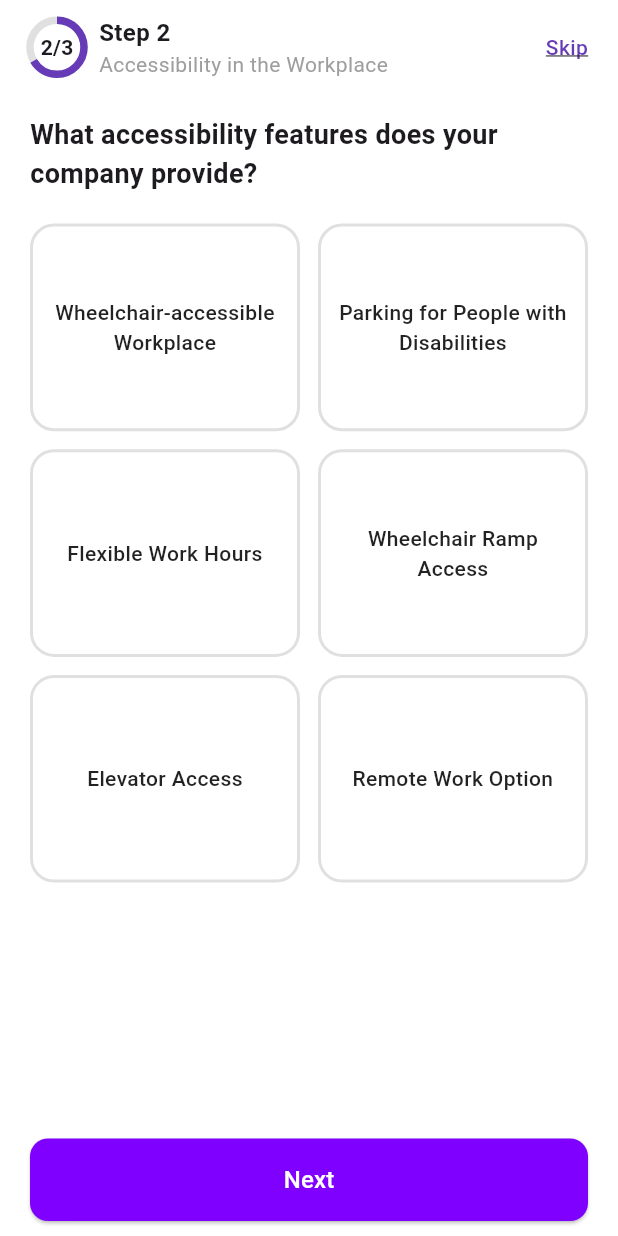
After one commit to emankhidr/B2W, a Flutter app: the AccessibilityStep screen opened directly, on a phone screen of 412 x 824 dp. The commit adds this screen. Run offline on Flutter 3.47's test engine with Material 3 defaults, Android fonts, the phone set to English and light mode, and no system bars; our stand-ins replace file_picker, flutter_bloc, flutter_otp_text_field, flutter_screenutil, font_awesome_flutter, google_fonts and 1 more; missing offline and left inert: syncfusion_flutter_pdfviewer.

Commit message:
new commit

```diff
--- /dev/null
+++ b/lib/features/company_profile/accessabilty_workplace.dart
@@ -0,0 +1,127 @@
+import 'package:flutter/material.dart';
+
+import 'add_employee.dart';
+
+class AccessibilityStep extends StatefulWidget {
+  const AccessibilityStep({super.key});
+
+  @override
+  State<AccessibilityStep> createState() => _AccessibilityStepState();
+}
+
+class _AccessibilityStepState extends State<AccessibilityStep> {
+  final List<String> features = [
+    "Wheelchair-accessible Workplace",
+    "Parking for People with Disabilities",
+    "Flexible Work Hours",
+    "Wheelchair Ramp Access",
+    "Elevator Access",
+    "Remote Work Option"
+  ];
+
+  final List<String> selectedFeatures = [];
+
+  @override
+  Widget build(BuildContext context) {
+    return Scaffold(
+      backgroundColor: Colors.white,
+      body: SafeArea(
+        child: Padding(
+          padding: const EdgeInsets.symmetric(horizontal: 20, vertical: 10),
+          child: Column(
+            crossAxisAlignment: CrossAxisAlignment.start,
+            children: [
+              Row(
+                mainAxisAlignment: MainAxisAlignment.spaceBetween,
+                children: [
+                  Row(
+                    children: [
+                      Stack(
+                        alignment: Alignment.center,
+                        children: [
+                          CircularProgressIndicator(
+                            value: 2 / 3,
+                            strokeWidth: 5,
+                            backgroundColor: Colors.grey.shade300,
+                            valueColor: const AlwaysStoppedAnimation<Color>(Colors.deepPurple),
+                          ),
+                          const Text("2/3", style: TextStyle(fontWeight: FontWeight.bold)),
+                        ],
+                      ),
+                      const SizedBox(width: 10),
+                      Column(
+                        crossAxisAlignment: CrossAxisAlignment.start,
+                        children: const [
+                          Text("Step 2", style: TextStyle(fontSize: 16, fontWeight: FontWeight.w600)),
+                          SizedBox(width: 4),
+                          Text("Accessibility in the Workplace", style: TextStyle(color: Colors.grey)),
+                        ],
+                      ),
+                    ],
+                  ),
+                  const Text("Skip", style: TextStyle(decoration: TextDecoration.underline, color: Colors.deepPurple, fontWeight: FontWeight.w500)),
+                ],
+              ),
+              const SizedBox(height: 24),
+              const Text("What accessibility features does your company provide?", style: TextStyle(fontSize: 18, fontWeight: FontWeight.w600)),
+              const SizedBox(height: 20),
+              Expanded(
+                child: GridView.count(
+                  crossAxisCount: 2,
+                  crossAxisSpacing: 12,
+                  mainAxisSpacing: 12,
+                  childAspectRatio: 1.3,
+                  children: features.map((feature) {
+                    final isSelected = selectedFeatures.contains(feature);
+                    return GestureDetector(
+                      onTap: () {
+                        setState(() {
+                          isSelected ? selectedFeatures.remove(feature) : selectedFeatures.add(feature);
+                        });
+                      },
+                      child: Container(
+                        decoration: BoxDecoration(
+                          border: Border.all(color: isSelected ? Colors.deepPurple : Colors.grey.shade300, width: 2),
+                          borderRadius: BorderRadius.circular(16),
+                          color: isSelected ? Colors.deepPurple.shade50 : Colors.white,
+                        ),
+                        padding: const EdgeInsets.all(12),
+                        child: Center(
+                          child: Text(
+                            feature,
+                            textAlign: TextAlign.center,
+                            style: TextStyle(
+                              fontWeight: FontWeight.w500,
+                              color: isSelected ? Colors.deepPurple : Colors.black87,
+                            ),
+                          ),
+                        ),
+                      ),
+                    );
+                  }).toList(),
+                ),
+              ),
+              SizedBox(
+                width: double.infinity,
+                child: ElevatedButton(
+                  onPressed: () {
+                    Navigator.push(
+                      context,
+                      MaterialPageRoute(builder: (context) => const AddEmployeesStep()),
+                    );
+                  },
+                  style: ElevatedButton.styleFrom(
+                    backgroundColor:  Color(0xFF7F00FF),
+                    padding: const EdgeInsets.symmetric(vertical: 16),
+                    shape: RoundedRectangleBorder(borderRadius: BorderRadius.circular(12)),
+                  ),
+                  child: const Text("Next", style: TextStyle(fontSize: 16,color: Colors.white)),
+                ),
+              ),
+            ],
+          ),
+        ),
+      ),
+    );
+  }
+}
--- a/lib/features/home/presentation/widgets/search_widgets/tabs/accounts_tab.dart
+++ b/lib/features/home/presentation/widgets/search_widgets/tabs/accounts_tab.dart
@@ -1,5 +1,6 @@
 import 'package:flutter/cupertino.dart';
-import '../../../../../../core/utilis/sizes.dart';
+
+import '../../../../../../core/utils/sizes.dart';
 import '../search_tabs.dart';
 
 Widget accountTab({required List<Map<String, String>> accounts}) {
--- a/lib/features/home/presentation/widgets/search_widgets/tabs/all_tab.dart
+++ b/lib/features/home/presentation/widgets/search_widgets/tabs/all_tab.dart
@@ -1,5 +1,5 @@
 import 'package:flutter/cupertino.dart';
-import '../../../../../../core/utilis/sizes.dart';
+
 import '../search_tabs.dart';
 
 Widget alluser({required List<Map<String, String>> allUser}) {
--- a/lib/features/home/presentation/widgets/search_widgets/tabs/company_tab.dart
+++ b/lib/features/home/presentation/widgets/search_widgets/tabs/company_tab.dart
@@ -1,6 +1,6 @@
 import 'package:flutter/cupertino.dart';
 
-import '../../../../../../core/utilis/sizes.dart';
+import '../../../../../../core/utils/sizes.dart';
 import '../search_tabs.dart';
 
 Widget companyTab({required List<Map<String, String>> companies}) {
--- a/lib/features/home/presentation/widgets/search_widgets/tabs/tags_tab.dart
+++ b/lib/features/home/presentation/widgets/search_widgets/tabs/tags_tab.dart
@@ -1,6 +1,6 @@
 import 'package:flutter/cupertino.dart';
 
-import '../../../../../../core/utilis/sizes.dart';
+import '../../../../../../core/utils/sizes.dart';
 import '../search_tabs.dart';
 
 Widget tagsTab({required List<Map<String, String>> tags}) {
--- a/lib/views/select_screen/select-screen.dart
+++ b/lib/views/select_screen/select-screen.dart
@@ -2,6 +2,7 @@ import 'package:b2w/core/extentions/num.dart';
 import 'package:b2w/core/extentions/string.dart';
 import 'package:b2w/core/route_Units/route_units.dart';
 import 'package:b2w/core/utils/colors.dart';
+import 'package:b2w/features/company_profile/accessabilty_workplace.dart';
 import 'package:b2w/features/company_profile/presentation/pages/company_profile.dart';
 import 'package:b2w/views/user/user_profile_setup//profile_setup_card.dart';
 import 'package:b2w/widget/app/app_buttons.dart';
@@ -158,7 +159,7 @@ class _SelectScreenState extends State<SelectScreen> {
                AppButton(title: 'Next',
                onTap: (){
                  setState(() {
-                   isSelected ?RouteUtils.push(context, ProfileSetup()):RouteUtils.push(context, CompanyProfile());
+                   isSelected ?RouteUtils.push(context, ProfileSetup()):RouteUtils.push(context, AccessibilityStep());
                  });
                },)
 
```
Also changed, not shown: lib/features/company_profile/add_employee.dart (added, +153 -0 lines), 143 other files.
